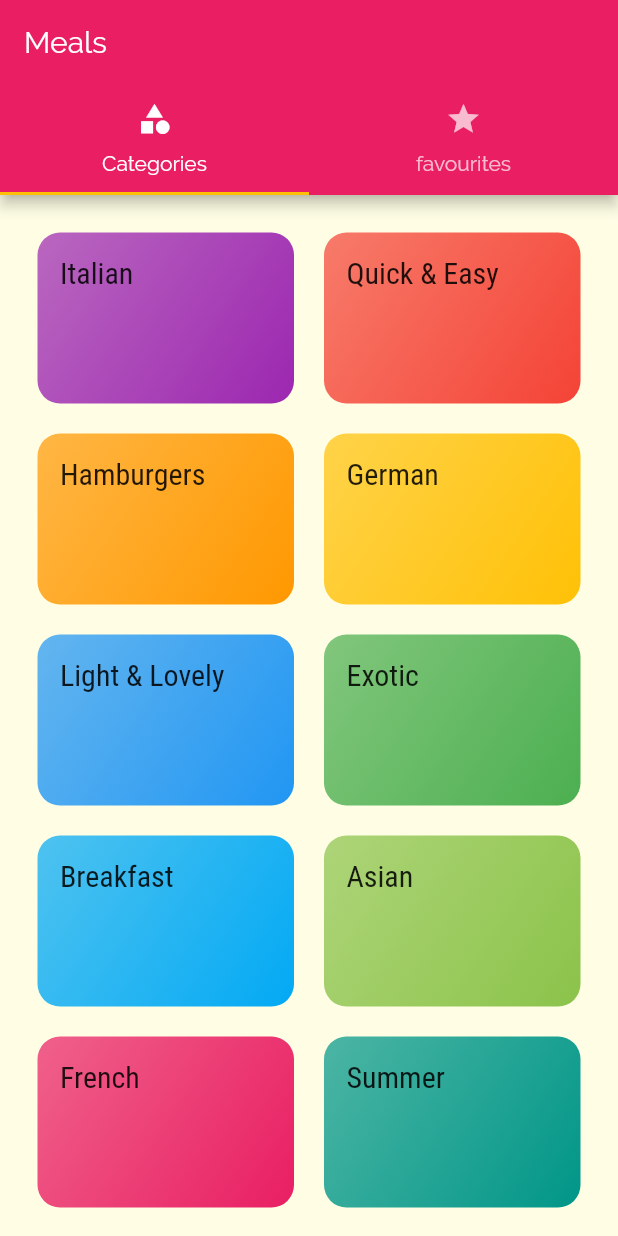
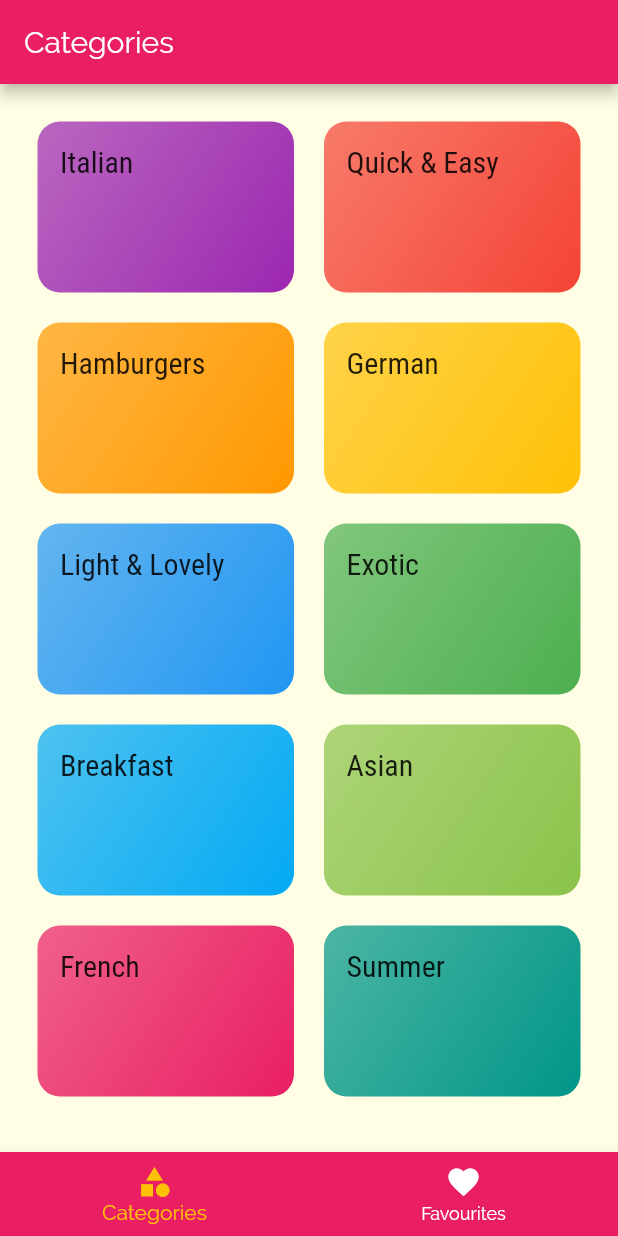
Before and after one commit to tbrams/flutter_meals, a Flutter app: the screen it shows after launch, on a phone screen of 412 x 824 dp. Run offline on Flutter 3.47's test engine with Material 2 defaults, Android fonts, the phone set to English and light mode, and no system bars.

Commit message:
updating screen title when switching tabs

```diff
--- a/lib/screens/tabs_screen.dart
+++ b/lib/screens/tabs_screen.dart
@@ -8,30 +8,40 @@ class TabsScreen extends StatefulWidget {
 }
 
 class _TabsScreenState extends State<TabsScreen> {
+  final List<Map<String, Object>> _pages = [
+    {'page' : CategoriesScreen(), 'title': 'Categories'},
+    {'page' : FavouriteScreen(), 'title': 'Your Favourites'},
+  ];
+  int _selectedPageIndex=0;
+
+  void _selectPage(int index){
+    setState(() {
+      _selectedPageIndex=index;
+    });
+  }
+
+
   @override
   Widget build(BuildContext context) {
-    return DefaultTabController(
-      length: 2,
-      child: Scaffold(
-        appBar: AppBar(
-          title: Text('Meals'),
-          bottom: TabBar(
-            tabs: <Widget>[
-              Tab(
-                icon: Icon(Icons.category),
-                text: 'Categories',
-              ),
-              Tab(icon: Icon(Icons.star), text: 'favourites'),
-            ],
-          ),
-        ),
-        body: TabBarView(
-          children: <Widget>[
-            CategoriesScreen(),
-            FavouriteScreen(),
-          ],
-        ),
+    return Scaffold(
+      appBar: AppBar(
+        title: Text(_pages[_selectedPageIndex]['title']),
       ),
+      body: _pages[_selectedPageIndex]['page'],
+      bottomNavigationBar: BottomNavigationBar(
+          onTap: _selectPage,
+          backgroundColor: Theme.of(context).primaryColor,
+          unselectedItemColor: Colors.white,
+          selectedItemColor: Theme.of(context).accentColor,
+          currentIndex: _selectedPageIndex,
+          items: [
+             BottomNavigationBarItem(
+              icon: Icon(Icons.category),
+              title: Text('Categories'),
+            ),
+            BottomNavigationBarItem(
+                icon: Icon(Icons.favorite), title: Text('Favourites')),
+          ]),
     );
   }
 }
```
